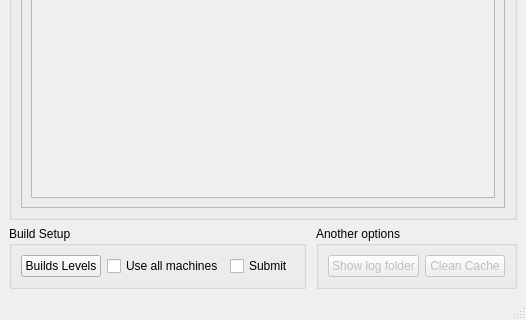
Before: the Qt Designer form BatchLightUE4/Views/WindowsMainWindows.ui in shenyu0403/BatchBuildLightUE4, drawn with Qt 5; both pictures show x 0 to 526 and y 169 to 489 of the 526 by 489 pixel window.
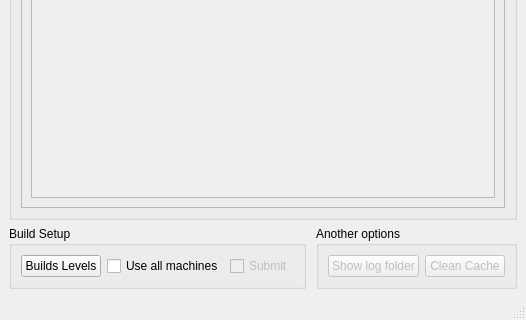
After: the same form once the commit is applied. Icons and pictures are not drawn.

Commit message: Disable the submit checkbox if the project don't work with the Source Control

What changed in the file:
```diff
--- a/BatchLightUE4/Views/WindowsMainWindows.ui
+++ b/BatchLightUE4/Views/WindowsMainWindows.ui
@@ -220,7 +220,7 @@
            <item>
             <widget class="QCheckBox" name="checkBoxSubmit">
              <property name="enabled">
-              <bool>true</bool>
+              <bool>false</bool>
              </property>
              <property name="text">
               <string>Submit</string>
```
The commit also changes 1 other file.
